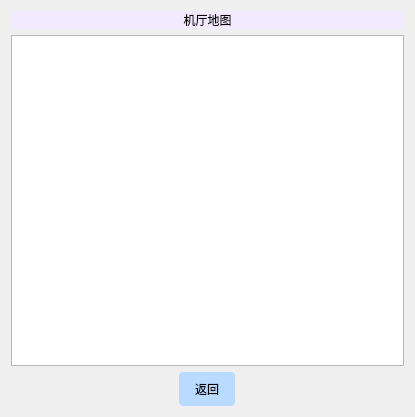
This is ui_class/map_window.ui in reflux18d/MaiGO as Qt 5 draws it before an edit. The edited form follows.
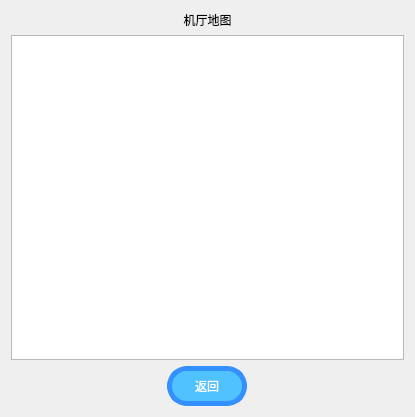
This is the edited form. Icons and pictures are not drawn.

The edit to the form file:
```diff
--- a/ui_class/map_window.ui
+++ b/ui_class/map_window.ui
@@ -22,10 +22,7 @@
    <item>
     <widget class="QLabel" name="label">
      <property name="styleSheet">
-      <string notr="true">QLabel#label{
-	font: 14pt &quot;Book Antiqua&quot;;
-	background-color:rgb(242, 234, 255)
-}</string>
+      <string notr="true">font: 14pt &quot;黑体&quot;;</string>
      </property>
      <property name="text">
       <string>机厅地图</string>
@@ -43,26 +40,29 @@
      <item>
       <widget class="QPushButton" name="return_button">
        <property name="sizePolicy">
-        <sizepolicy hsizetype="Fixed" vsizetype="Fixed">
+        <sizepolicy hsizetype="Maximum" vsizetype="Maximum">
          <horstretch>0</horstretch>
          <verstretch>0</verstretch>
         </sizepolicy>
        </property>
+       <property name="minimumSize">
+        <size>
+         <width>80</width>
+         <height>40</height>
+        </size>
+       </property>
+       <property name="maximumSize">
+        <size>
+         <width>80</width>
+         <height>40</height>
+        </size>
+       </property>
        <property name="styleSheet">
-        <string notr="true">QPushButton {
-    background-color: rgb(185, 219, 255);  /* 蓝色背景 */
-    color: rgb(0, 0, 0);
-    border: none;
-    border-radius: 4px;
-    padding: 8px 16px;
-	font: 14pt &quot;STHupo&quot;;
-}
-QPushButton:hover {
-    background-color: rgb(103, 202, 255);  /* 悬停变深蓝 */
-}
-QPushButton:pressed {
-    background-color: rgb(101, 206, 255);  /* 按下颜色 */
-}</string>
+        <string notr="true">font: 14pt &quot;黑体&quot;;
+border-radius: 20px;      /* 圆角半径（像素） */
+    background-color:rgb(80, 194, 255);
+    color: white;             /* 文字颜色 */
+    border: 5px solid rgb(53, 144, 255); /* 边框样式 */</string>
        </property>
        <property name="text">
         <string>返回</string>
```
